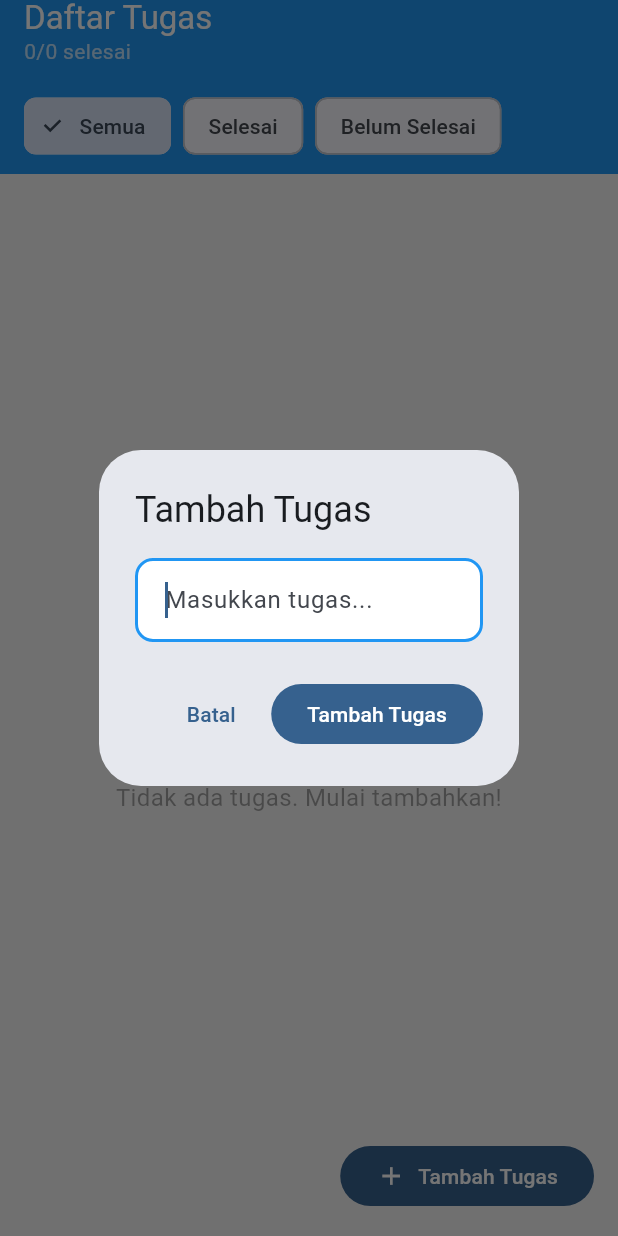
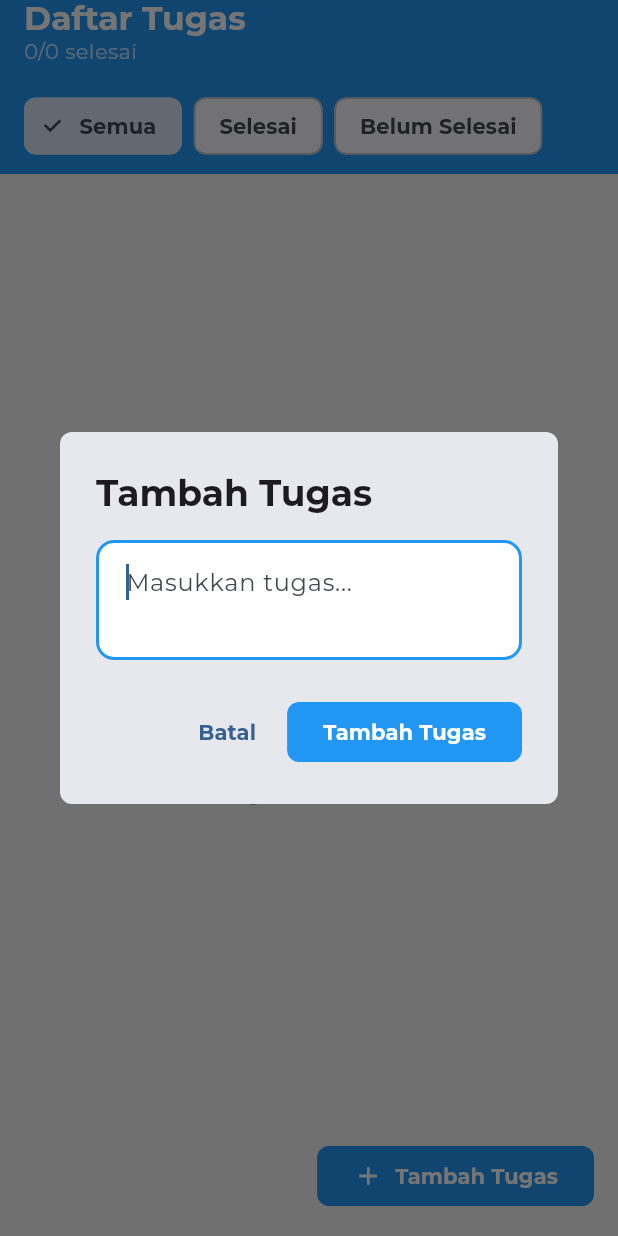
Before and after one commit to fahmi-dot/todo-android-app, a Flutter app: the screen it shows after launch, after a tap on "Tambah Tugas", on a phone screen of 412 x 824 dp. Run offline on Flutter 3.47's test engine with Material 3 defaults, Android fonts, the phone set to English and light mode, and no system bars; our stand-ins replace equatable, flutter_riverpod, google_fonts.

Commit message:
style: update UI

```diff
--- a/lib/core/theme/app_theme.dart
+++ b/lib/core/theme/app_theme.dart
@@ -1,4 +1,5 @@
 import 'package:flutter/material.dart';
+import 'package:google_fonts/google_fonts.dart';
 import '../constants/app_colors.dart';
 
 class AppTheme {
@@ -10,6 +11,8 @@ class AppTheme {
         brightness: Brightness.light,
       ),
       scaffoldBackgroundColor: AppColors.background,
+      fontFamily: GoogleFonts.montserrat().fontFamily,
+      textTheme: GoogleFonts.montserratTextTheme(),
       appBarTheme: const AppBarTheme(
         centerTitle: false,
         elevation: 0,
--- a/lib/features/todo/presentation/screens/todo_list_screen.dart
+++ b/lib/features/todo/presentation/screens/todo_list_screen.dart
@@ -19,7 +19,10 @@ class TodoListScreen extends ConsumerWidget {
     final stats = ref.watch(todoStatsProvider);
     return Scaffold(
       appBar: AppBar(
-        title: const Text(AppStrings.todoListTitle),
+        title: const Text(
+          AppStrings.todoListTitle,
+          style: TextStyle(fontWeight: FontWeight.bold),
+        ),
         bottom: PreferredSize(
           preferredSize: const Size.fromHeight(60),
           child: Column(
--- a/lib/features/todo/presentation/widgets/filter_chips.dart
+++ b/lib/features/todo/presentation/widgets/filter_chips.dart
@@ -54,11 +54,11 @@ class FilterChips extends ConsumerWidget {
     required bool isSelected,
   }) {
     return FilterChip(
-      label: Text(label),
+      label: Text(label, style: TextStyle(fontWeight: FontWeight.bold)),
       selected: isSelected,
       onSelected: (_) {
         ref.read(todoFilterProvider.notifier).setFilter(filter);
-      }
+      },
     );
   }
 }
--- a/lib/features/todo/presentation/widgets/todo_form_dialog.dart
+++ b/lib/features/todo/presentation/widgets/todo_form_dialog.dart
@@ -64,18 +64,30 @@ class _TodoFormDialogState extends State<TodoFormDialog> {
     return AlertDialog(
       title: Text(
         widget.isEdit ? AppStrings.editTodoTitle : AppStrings.addTodoTitle,
+        style: TextStyle(
+          fontWeight: FontWeight.bold
         ),
-      content: Form(
+      ),
+      content: SizedBox(
+        width: 400,
+        child: Form(
           key: _formKey,
           child: TextFormField(
             controller: _controller,
             autofocus: true,
-          decoration: const InputDecoration(
+            decoration: InputDecoration(
               hintText: "Masukkan tugas...",
               contentPadding: EdgeInsets.all(AppSizes.paddingM),
+              border: OutlineInputBorder(
+                borderRadius: BorderRadius.circular(AppSizes.fontS),
+              )
             ),
             validator: Validators.validateTodo,
             onFieldSubmitted: (_) => _submit(),
+            keyboardType: TextInputType.multiline,
+            minLines: 2,
+            maxLines: null,
+          ),
         ),
       ),
       actions: [
@@ -90,6 +102,9 @@ class _TodoFormDialogState extends State<TodoFormDialog> {
           label:  widget.isEdit ? AppStrings.save : AppStrings.addTodoTitle,
         ),
       ],
+      shape: RoundedRectangleBorder(
+        borderRadius: BorderRadius.circular(AppSizes.radiusS)
+      )
     );
   }
 }
--- a/lib/features/todo/presentation/widgets/todo_item.dart
+++ b/lib/features/todo/presentation/widgets/todo_item.dart
@@ -21,7 +21,7 @@ class TodoItem extends ConsumerWidget {
         padding: const EdgeInsets.only(right: AppSizes.paddingL),
         decoration: BoxDecoration(
           color: Colors.red,
-          borderRadius: BorderRadius.circular(AppSizes.radiusM),
+          borderRadius: BorderRadius.circular(AppSizes.radiusS),
         ),
         child: const Icon(
           Icons.delete_outline,
@@ -64,6 +64,7 @@ class TodoItem extends ConsumerWidget {
                   ? Colors.grey
                   : Theme.of(context).textTheme.bodyLarge?.color,
               fontSize: AppSizes.fontL,
+              fontWeight: FontWeight.bold,
             ),
           ),
           subtitle: Text(
--- a/lib/shared/widgets/custom_button.dart
+++ b/lib/shared/widgets/custom_button.dart
@@ -1,4 +1,5 @@
 import 'package:flutter/material.dart';
+import '../../core/constants/app_colors.dart';
 import '../../core/constants/app_sizes.dart';
 
 class CustomButton extends StatelessWidget {
@@ -35,7 +36,7 @@ class CustomButton extends StatelessWidget {
                 Icon(icon, size: AppSizes.iconS),
                 const SizedBox(width: AppSizes.paddingS),
               ],
-              Text(label),
+              Text(label, style: TextStyle(fontWeight: FontWeight.bold)),
             ],
           );
 
@@ -43,6 +44,12 @@ class CustomButton extends StatelessWidget {
       case ButtonType.primary:
         return FilledButton(
           onPressed: isLoading ? null : onPressed,
+          style: FilledButton.styleFrom(
+            shape: RoundedRectangleBorder(
+              borderRadius: BorderRadius.circular(AppSizes.radiusS),
+            ),
+            backgroundColor: AppColors.primary,
+          ),
           child: buttonChild,
         );
       case ButtonType.secondary:
--- a/lib/shared/widgets/empty_state.dart
+++ b/lib/shared/widgets/empty_state.dart
@@ -22,7 +22,7 @@ class EmptyState extends StatelessWidget {
             size: AppSizes.iconS * 5,
             color: const Color.fromRGBO(33, 33, 33, 0.2),
           ),
-          const SizedBox(height: AppSizes.paddingL),
+          const SizedBox(height: AppSizes.paddingM),
           Text(
             message,
             style: TextStyle(
```
Lines whose indentation alone changed are shown as unchanged.
